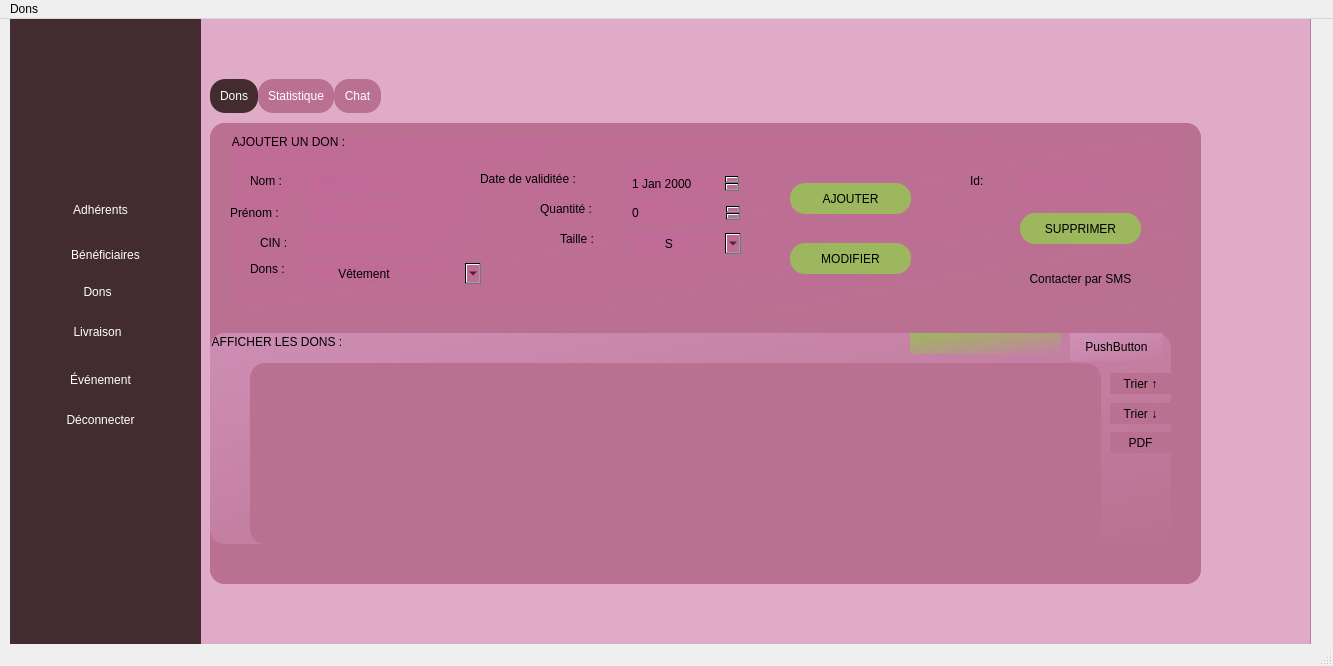
MayssaHakimi/Projet_Share_and_Care, file mainwindow.ui: the form before one commit.
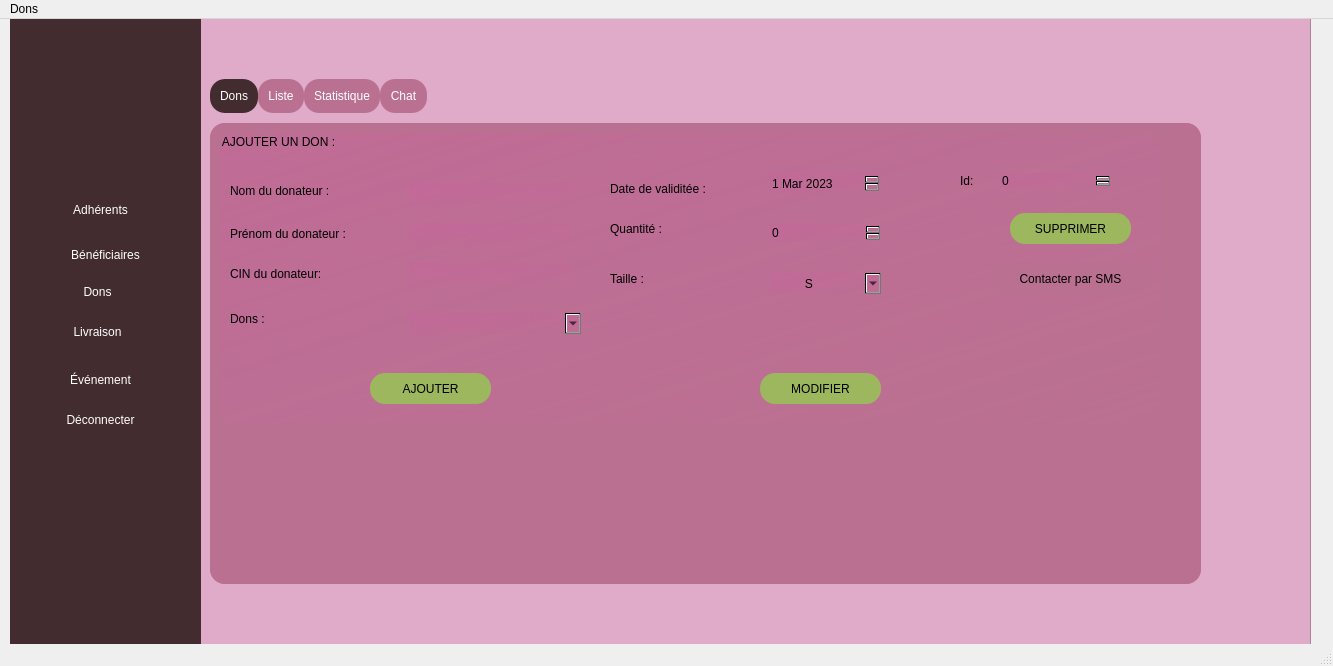
The form after the commit. The open tabs and pages were chosen to show the change. Icons and pictures are not drawn.

```diff
--- a/mainwindow.ui
+++ b/mainwindow.ui
@@ -444,10 +444,10 @@
        <widget class="QGroupBox" name="groupBox_ajouter">
         <property name="geometry">
          <rect>
-          <x>20</x>
+          <x>10</x>
           <y>10</y>
-          <width>951</width>
-          <height>181</height>
+          <width>941</width>
+          <height>291</height>
          </rect>
         </property>
         <property name="styleSheet">
@@ -460,9 +460,9 @@
         <widget class="QLabel" name="label_8">
          <property name="geometry">
           <rect>
-           <x>20</x>
-           <y>40</y>
-           <width>56</width>
+           <x>10</x>
+           <y>50</y>
+           <width>161</width>
            <height>16</height>
           </rect>
          </property>
@@ -471,14 +471,14 @@
 </string>
          </property>
          <property name="text">
-          <string>Nom :</string>
+          <string>Nom du donateur :</string>
          </property>
         </widget>
         <widget class="QLineEdit" name="lineEdit">
          <property name="geometry">
           <rect>
-           <x>80</x>
-           <y>40</y>
+           <x>190</x>
+           <y>50</y>
            <width>161</width>
            <height>21</height>
           </rect>
@@ -489,14 +489,20 @@
 
 }</string>
          </property>
+         <property name="maxLength">
+          <number>15</number>
+         </property>
+         <property name="readOnly">
+          <bool>false</bool>
+         </property>
         </widget>
         <widget class="QLabel" name="label_9">
          <property name="geometry">
           <rect>
-           <x>0</x>
-           <y>70</y>
-           <width>91</width>
-           <height>20</height>
+           <x>10</x>
+           <y>90</y>
+           <width>181</width>
+           <height>21</height>
           </rect>
          </property>
          <property name="styleSheet">
@@ -505,14 +511,14 @@
 </string>
          </property>
          <property name="text">
-          <string>Prénom :</string>
+          <string>Prénom du donateur :</string>
          </property>
         </widget>
         <widget class="QLineEdit" name="lineEdit_3">
          <property name="geometry">
           <rect>
-           <x>80</x>
-           <y>70</y>
+           <x>190</x>
+           <y>90</y>
            <width>161</width>
            <height>21</height>
           </rect>
@@ -523,14 +529,20 @@
 
 }</string>
          </property>
+         <property name="maxLength">
+          <number>10</number>
+         </property>
+         <property name="readOnly">
+          <bool>false</bool>
+         </property>
         </widget>
         <widget class="QLabel" name="label_10">
          <property name="geometry">
           <rect>
-           <x>30</x>
-           <y>100</y>
-           <width>91</width>
-           <height>20</height>
+           <x>10</x>
+           <y>130</y>
+           <width>151</width>
+           <height>21</height>
           </rect>
          </property>
          <property name="styleSheet">
@@ -539,14 +551,14 @@
 </string>
          </property>
          <property name="text">
-          <string>CIN :</string>
+          <string>CIN du donateur:</string>
          </property>
         </widget>
         <widget class="QLineEdit" name="lineEdit_2">
          <property name="geometry">
           <rect>
-           <x>80</x>
-           <y>100</y>
+           <x>190</x>
+           <y>130</y>
            <width>161</width>
            <height>21</height>
           </rect>
@@ -557,12 +569,18 @@
 
 }</string>
          </property>
+         <property name="maxLength">
+          <number>8</number>
+         </property>
+         <property name="readOnly">
+          <bool>false</bool>
+         </property>
         </widget>
         <widget class="QLabel" name="label_11">
          <property name="geometry">
           <rect>
-           <x>20</x>
-           <y>120</y>
+           <x>10</x>
+           <y>170</y>
            <width>56</width>
            <height>31</height>
           </rect>
@@ -579,8 +597,8 @@
         <widget class="QComboBox" name="comboBox">
          <property name="geometry">
           <rect>
-           <x>80</x>
-           <y>130</y>
+           <x>190</x>
+           <y>180</y>
            <width>171</width>
            <height>21</height>
           </rect>
@@ -591,27 +609,12 @@
 
 }</string>
          </property>
-         <item>
-          <property name="text">
-           <string>       Vêtement</string>
-          </property>
-         </item>
-         <item>
-          <property name="text">
-           <string>       Nourriture</string>
-          </property>
-         </item>
-         <item>
-          <property name="text">
-           <string>Vêtement et Nourriture</string>
-          </property>
-         </item>
         </widget>
         <widget class="QLabel" name="label_13">
          <property name="geometry">
           <rect>
-           <x>250</x>
-           <y>30</y>
+           <x>390</x>
+           <y>40</y>
            <width>171</width>
            <height>31</height>
           </rect>
@@ -628,7 +631,7 @@
         <widget class="QDateEdit" name="dateEdit">
          <property name="geometry">
           <rect>
-           <x>400</x>
+           <x>550</x>
            <y>40</y>
            <width>110</width>
            <height>21</height>
@@ -640,12 +643,29 @@
 
 }</string>
          </property>
+         <property name="minimumDateTime">
+          <datetime>
+           <hour>0</hour>
+           <minute>0</minute>
+           <second>0</second>
+           <year>2023</year>
+           <month>3</month>
+           <day>1</day>
+          </datetime>
+         </property>
+         <property name="date">
+          <date>
+           <year>2023</year>
+           <month>3</month>
+           <day>1</day>
+          </date>
+         </property>
         </widget>
         <widget class="QLabel" name="label_12">
          <property name="geometry">
           <rect>
-           <x>330</x>
-           <y>90</y>
+           <x>390</x>
+           <y>130</y>
            <width>56</width>
            <height>31</height>
           </rect>
@@ -662,8 +682,8 @@
         <widget class="QComboBox" name="comboBox_2">
          <property name="geometry">
           <rect>
-           <x>400</x>
-           <y>100</y>
+           <x>550</x>
+           <y>140</y>
            <width>111</width>
            <height>21</height>
           </rect>
@@ -703,8 +723,8 @@
         <widget class="QLabel" name="label_14">
          <property name="geometry">
           <rect>
-           <x>310</x>
-           <y>60</y>
+           <x>390</x>
+           <y>80</y>
            <width>91</width>
            <height>31</height>
           </rect>
@@ -721,8 +741,8 @@
         <widget class="QSpinBox" name="spinBox">
          <property name="geometry">
           <rect>
-           <x>400</x>
-           <y>70</y>
+           <x>550</x>
+           <y>90</y>
            <width>111</width>
            <height>20</height>
           </rect>
@@ -756,8 +776,8 @@
         <widget class="QPushButton" name="pushButton_3">
          <property name="geometry">
           <rect>
-           <x>560</x>
-           <y>50</y>
+           <x>150</x>
+           <y>240</y>
            <width>121</width>
            <height>31</height>
           </rect>
@@ -805,8 +825,8 @@
         <widget class="QPushButton" name="pushButton_19">
          <property name="geometry">
           <rect>
-           <x>560</x>
-           <y>110</y>
+           <x>540</x>
+           <y>240</y>
            <width>121</width>
            <height>31</height>
           </rect>
@@ -843,24 +863,73 @@
           <string>Id:</string>
          </property>
         </widget>
-        <widget class="QLineEdit" name="lineEdit_4">
+        <widget class="QSpinBox" name="spinBox_2">
          <property name="geometry">
           <rect>
-           <x>790</x>
+           <x>780</x>
            <y>40</y>
-           <width>113</width>
-           <height>22</height>
+           <width>111</width>
+           <height>16</height>
           </rect>
          </property>
         </widget>
+       </widget>
+      </widget>
+     </widget>
+     <widget class="QWidget" name="tab">
+      <attribute name="title">
+       <string>Liste</string>
+      </attribute>
+      <widget class="QLabel" name="label_3">
+       <property name="geometry">
+        <rect>
+         <x>-10</x>
+         <y>10</y>
+         <width>991</width>
+         <height>461</height>
+        </rect>
+       </property>
+       <property name="minimumSize">
+        <size>
+         <width>991</width>
+         <height>461</height>
+        </size>
+       </property>
+       <property name="maximumSize">
+        <size>
+         <width>991</width>
+         <height>16777215</height>
+        </size>
+       </property>
+       <property name="styleSheet">
+        <string notr="true">
+
+*
+{
+
+
+border-radius:15px;
+}
+#label_2:hover
+{
+
+border-radius:15px;
+}</string>
+       </property>
+       <property name="text">
+        <string/>
+       </property>
+       <property name="pixmap">
+        <pixmap>../33.png</pixmap>
+       </property>
        </widget>
        <widget class="QGroupBox" name="groupBox_afficher_2">
         <property name="geometry">
          <rect>
-          <x>0</x>
-          <y>210</y>
+         <x>20</x>
+         <y>40</y>
           <width>961</width>
-          <height>211</height>
+         <height>391</height>
          </rect>
         </property>
         <property name="styleSheet">
@@ -873,50 +942,34 @@
         <widget class="QTableView" name="tab_affiche_2">
          <property name="geometry">
           <rect>
-           <x>40</x>
-           <y>30</y>
-           <width>851</width>
-           <height>181</height>
+          <x>10</x>
+          <y>40</y>
+          <width>861</width>
+          <height>341</height>
           </rect>
          </property>
          <property name="styleSheet">
           <string notr="true">*{background:rgb(186, 113, 145);font: 75 italic 12pt &quot;Times New Roman&quot;;}</string>
          </property>
-        </widget>
-        <widget class="QPushButton" name="pushButton_22">
-         <property name="geometry">
-          <rect>
-           <x>900</x>
-           <y>40</y>
-           <width>61</width>
-           <height>21</height>
-          </rect>
-         </property>
-         <property name="styleSheet">
-          <string notr="true">*{background:rgb(186, 113, 145);
-font: 75 italic 12pt &quot;Times New Roman&quot;;}
-#pushButton_22::hover{
-font: 75 italic 12pt &quot;Times New Roman&quot;;
-background:brown;
-color:white;
-}
-</string>
-         </property>
-         <property name="text">
-          <string>Trier ↑</string>
+        <property name="autoScrollMargin">
+         <number>16</number>
+        </property>
+        <property name="textElideMode">
+         <enum>Qt::ElideLeft</enum>
          </property>
         </widget>
         <widget class="QPushButton" name="pushButton_23">
          <property name="geometry">
           <rect>
-           <x>900</x>
-           <y>70</y>
+          <x>870</x>
+          <y>100</y>
            <width>61</width>
-           <height>21</height>
+          <height>31</height>
           </rect>
          </property>
          <property name="styleSheet">
-          <string notr="true">*{background:rgb(186, 113, 145);
+         <string notr="true">#pushButton_23
+{background:rgb(186, 113, 145);
 font: 75 italic 12pt &quot;Times New Roman&quot;;}
 #pushButton_23::hover{
 font: 75 italic 12pt &quot;Times New Roman&quot;;
@@ -929,29 +982,11 @@
           <string>Trier ↓</string>
          </property>
         </widget>
-        <widget class="QPushButton" name="pushButton_24">
-         <property name="geometry">
-          <rect>
-           <x>900</x>
-           <y>99</y>
-           <width>61</width>
-           <height>21</height>
-          </rect>
-         </property>
-         <property name="styleSheet">
-          <string notr="true">*{background:rgb(186, 113, 145);
-font: 75 italic 12pt &quot;Times New Roman&quot;;}
-</string>
-         </property>
-         <property name="text">
-          <string>PDF</string>
-         </property>
-        </widget>
         <widget class="QLineEdit" name="lineEdit_8">
          <property name="geometry">
           <rect>
-           <x>700</x>
-           <y>0</y>
+          <x>620</x>
+          <y>20</y>
            <width>151</width>
            <height>21</height>
           </rect>
@@ -966,16 +1001,64 @@
         <widget class="QPushButton" name="pushButton_7">
          <property name="geometry">
           <rect>
-           <x>860</x>
-           <y>0</y>
-           <width>93</width>
-           <height>28</height>
-          </rect>
-         </property>
+          <x>770</x>
+          <y>20</y>
+          <width>101</width>
+          <height>21</height>
+         </rect>
+        </property>
+        <property name="styleSheet">
+         <string notr="true">*{
+	font: 12pt&quot;Times New Roman&quot;;
+background:rgb(186, 113, 145)
+}</string>
+        </property>
          <property name="text">
-          <string>PushButton</string>
-         </property>
-        </widget>
+         <string>Rchercher</string>
+        </property>
+       </widget>
+       <widget class="QPushButton" name="pushButton_24">
+        <property name="geometry">
+         <rect>
+          <x>870</x>
+          <y>350</y>
+          <width>71</width>
+          <height>31</height>
+         </rect>
+        </property>
+        <property name="styleSheet">
+         <string notr="true">#pushButton_24
+{
+font: 75 italic 12pt &quot;Times New Roman&quot;;}</string>
+        </property>
+        <property name="text">
+         <string>PDF</string>
+        </property>
+       </widget>
+       <widget class="QPushButton" name="pushButton_22">
+        <property name="geometry">
+         <rect>
+          <x>870</x>
+          <y>60</y>
+          <width>61</width>
+          <height>31</height>
+         </rect>
+        </property>
+        <property name="styleSheet">
+         <string notr="true">*{background:rgb(186, 113, 145);
+font: 75 italic 12pt &quot;Times New Roman&quot;;}
+#pushButton_22::hover{
+font: 75 italic 12pt &quot;Times New Roman&quot;;
+background:brown;
+color:white;
+}
+
+ 
+</string>
+        </property>
+        <property name="text">
+         <string>Trier ↑</string>
+        </property>
        </widget>
       </widget>
      </widget>
```
Left out of the diff: 47 changed lines with no effect on the pictures. Lines whose indentation alone changed are shown as unchanged.
